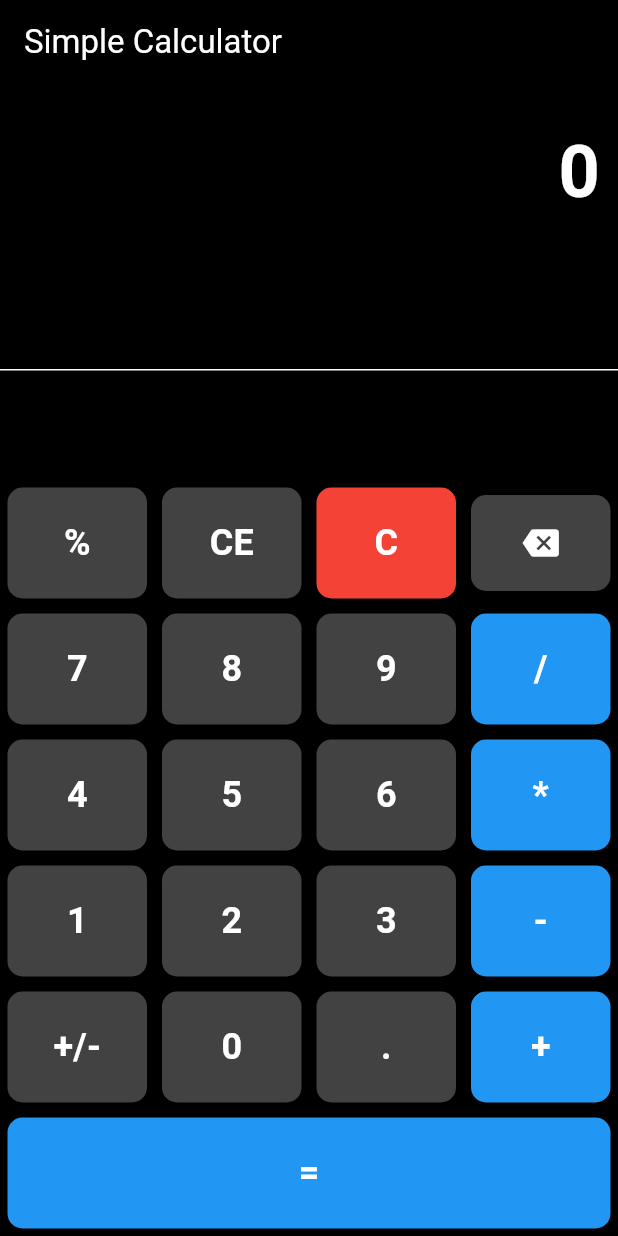
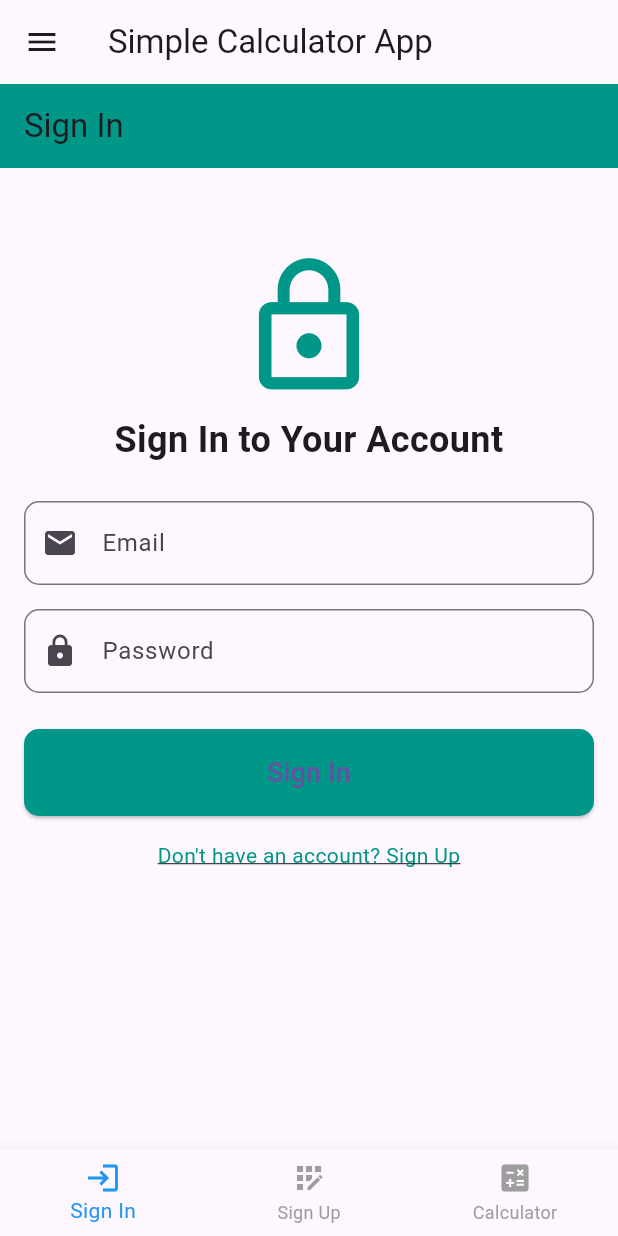
Before and after one commit to JoanNIRA/Hello-simplecalculator-Niragire-Joan-25010, a Flutter app: the screen it shows after launch, on a phone screen of 412 x 824 dp. Run offline on Flutter 3.47's test engine with Material 3 defaults, Android fonts, the phone set to English and light mode, and no system bars.

Commit message:
Add files via upload

```diff
--- a/lib/main.dart
+++ b/lib/main.dart
@@ -1,225 +1,147 @@
 import 'package:flutter/material.dart';
-import 'package:expressions/expressions.dart';
-import 'dart:async';
+import 'SignInScreen.dart';
+import 'SignUpScreen.dart';
+import 'CalculatorScreen.dart';
 
 void main() {
-  runApp(ModernCalculatorApp());
+  runApp(MyApp());
 }
 
-class ModernCalculatorApp extends StatelessWidget {
+class MyApp extends StatelessWidget {
   @override
   Widget build(BuildContext context) {
     return MaterialApp(
-      title: 'Calculator',
+      title: 'Simple Calculator App',
       theme: ThemeData(
-        brightness: Brightness.dark,
-        primaryColor: Colors.black,
-        scaffoldBackgroundColor: Colors.black,
-        appBarTheme: AppBarTheme(
-          backgroundColor: Colors.black,
-        ),
-        colorScheme: ColorScheme.dark(
-          primary: Colors.black,
-          secondary: Colors.blue,
-        ),
+        primarySwatch: Colors.teal,
       ),
-      home: SplashScreen(),
-      debugShowCheckedModeBanner: false,
+      home: MyHomePage(),
+      debugShowCheckedModeBanner: false, // Remove debug banner
     );
   }
 }
 
-class SplashScreen extends StatefulWidget {
+class MyHomePage extends StatefulWidget {
   @override
-  _SplashScreenState createState() => _SplashScreenState();
+  _MyHomePageState createState() => _MyHomePageState();
 }
 
-class _SplashScreenState extends State<SplashScreen> {
-  @override
-  void initState() {
-    super.initState();
-    Timer(Duration(seconds: 2), () {
-      Navigator.of(context).pushReplacement(
-        MaterialPageRoute(builder: (context) => CalculatorHomePage()),
-      );
+class _MyHomePageState extends State<MyHomePage> {
+  int _selectedIndex = 0;
+
+  static List<Widget> _widgetOptions = <Widget>[
+    SignInScreen(),
+    SignUpScreen(),
+    CalculatorScreen(),
+  ];
+
+  void _onItemTapped(int index) {
+    setState(() {
+      _selectedIndex = index;
     });
   }
 
   @override
   Widget build(BuildContext context) {
     return Scaffold(
-      backgroundColor: Colors.black,
-      body: Center(
-        child: Text(
-          'Hello',
-          style: TextStyle(fontSize: 48.0, fontWeight: FontWeight.bold, color: Colors.white),
+      appBar: AppBar(
+        title: Text('Simple Calculator App'),
+        leading: Builder(
+          builder: (BuildContext context) {
+            return IconButton(
+              icon: Icon(Icons.menu),
+              onPressed: () {
+                Scaffold.of(context).openDrawer();
+              },
+            );
+          },
         ),
+      ),
+      drawer: Drawer(
+        child: Column(
+          crossAxisAlignment: CrossAxisAlignment.stretch,
+          children: <Widget>[
+            DrawerHeader(
+              decoration: BoxDecoration(
+                color: Colors.teal,
+              ),
+              child: Padding(
+                padding: const EdgeInsets.symmetric(vertical: 20.0),
+                child: Text(
+                  'Menu',
+                  style: TextStyle(
+                    color: Colors.white,
+                    fontSize: 24,
+                  ),
+                  textAlign: TextAlign.center,
+                ),
+              ),
+            ),
+            ListTile(
+              leading: Icon(Icons.login),
+              title: Text('Sign In'),
+              onTap: () {
+                _onItemTapped(0);
+                Navigator.pop(context); // Close the drawer
+              },
+            ),
+            ListTile(
+              leading: Icon(Icons.app_registration),
+              title: Text('Sign Up'),
+              onTap: () {
+                _onItemTapped(1);
+                Navigator.pop(context); // Close the drawer
+              },
+            ),
+            ListTile(
+              leading: Icon(Icons.calculate),
+              title: Text('Calculator'),
+              onTap: () {
+                _onItemTapped(2);
+                Navigator.pop(context); // Close the drawer
+              },
+            ),
+            Divider(),
+            ListTile(
+              leading: Icon(Icons.settings),
+              title: Text('Settings'),
+              onTap: () {
+                // Navigate to settings or implement settings functionality
+                Navigator.pop(context); // Close the drawer
+              },
+            ),
+            ListTile(
+              leading: Icon(Icons.help),
+              title: Text('Help'),
+              onTap: () {
+                // Navigate to help or implement help functionality
+                Navigator.pop(context); // Close the drawer
+              },
+            ),
+          ],
+        ),
+      ),
+      body: _widgetOptions.elementAt(_selectedIndex),
+      bottomNavigationBar: BottomNavigationBar(
+        items: const <BottomNavigationBarItem>[
+          BottomNavigationBarItem(
+            icon: Icon(Icons.login),
+            label: 'Sign In',
+          ),
+          BottomNavigationBarItem(
+            icon: Icon(Icons.app_registration),
+            label: 'Sign Up',
+          ),
+          BottomNavigationBarItem(
+            icon: Icon(Icons.calculate),
+            label: 'Calculator',
+          ),
+        ],
+        currentIndex: _selectedIndex,
+        selectedItemColor: Colors.blue,
+        unselectedItemColor: Colors.grey,
+        onTap: _onItemTapped,
       ),
     );
   }
 }
-
-class CalculatorHomePage extends StatefulWidget {
-  @override
-  _CalculatorHomePageState createState() => _CalculatorHomePageState();
-}
-
-class _CalculatorHomePageState extends State<CalculatorHomePage> {
-  String _displayText = "0";
-  String _currentExpression = "";
-
-  void _onButtonPressed(String buttonText) {
-    setState(() {
-      if (buttonText == "C") {
-        _displayText = "0";
-        _currentExpression = "";
-      } else if (buttonText == "CE") {
-        if (_currentExpression.isNotEmpty) {
-          _currentExpression = "";
-          _displayText = "0";
-        }
-      } else if (buttonText == "=") {
-        try {
-          Expression expression = Expression.parse(_currentExpression);
-          final evaluator = const ExpressionEvaluator();
-          var result = evaluator.eval(expression, {});
-          _displayText = result.toString();
-          _currentExpression = _displayText;
-        } catch (e) {
-          _displayText = "Error";
-        }
-      } else if (buttonText == "<") {
-        if (_currentExpression.isNotEmpty) {
-          _currentExpression = _currentExpression.substring(0, _currentExpression.length - 1);
-          _displayText = _currentExpression.isEmpty ? "0" : _currentExpression;
-        }
-      } else if (buttonText == "+/-") {
-        if (_currentExpression.isNotEmpty && _currentExpression != "0") {
-          if (_currentExpression.startsWith('-')) {
-            _currentExpression = _currentExpression.substring(1);
-          } else {
-            _currentExpression = '-' + _currentExpression;
-          }
-          _displayText = _currentExpression;
-        }
-      } else if (buttonText == "%") {
-        if (_currentExpression.isNotEmpty) {
-          try {
-            Expression expression = Expression.parse(_currentExpression);
-            final evaluator = const ExpressionEvaluator();
-            var result = evaluator.eval(expression, {});
-            _currentExpression = (result / 100).toString();
-            _displayText = _currentExpression;
-          } catch (e) {
-            _displayText = "Error";
-          }
-        }
-      } else {
-        if (_displayText == "0" && buttonText != ".") {
-          _currentExpression = buttonText;
-        } else {
-          _currentExpression += buttonText;
-        }
-        _displayText = _currentExpression;
-      }
-    });
-  }
-
-  Widget _buildButton(String buttonText, {Color? color, IconData? icon}) {
-    return Expanded(
-      child: Container(
-        margin: EdgeInsets.all(5.0),
-        child: ElevatedButton(
-          style: ElevatedButton.styleFrom(
-            padding: EdgeInsets.all(20.0),
-            shape: RoundedRectangleBorder(
-              borderRadius: BorderRadius.circular(10.0),
-            ),
-            backgroundColor: color ?? Colors.grey[800],
-            foregroundColor: Colors.white,
-          ),
-          onPressed: () => _onButtonPressed(buttonText),
-          child: icon != null
-              ? Icon(icon, size: 24.0)
-              : Text(
-                  buttonText,
-                  style: TextStyle(fontSize: 24.0, fontWeight: FontWeight.bold),
-                ),
-        ),
-      ),
-    );
-  }
-
-  @override
-  Widget build(BuildContext context) {
-    return Scaffold(
-      appBar: AppBar(
-        title: Text('Simple Calculator', style: TextStyle(color: Colors.white)),
-      ),
-      body: Column(
-        children: <Widget>[
-          Container(
-            alignment: Alignment.centerRight,
-            padding: EdgeInsets.symmetric(vertical: 24.0, horizontal: 12.0),
-            child: Text(
-              _displayText,
-              style: TextStyle(fontSize: 48.0, fontWeight: FontWeight.bold, color: Colors.white),
-            ),
-          ),
-          Expanded(
-            child: Divider(),
-          ),
-          Column(
-            children: [
-              Row(
-                children: [
-                  _buildButton("%"),
-                  _buildButton("CE"),
-                  _buildButton("C", color: Colors.red),
-                  _buildButton("<", icon: Icons.backspace),
-                ],
-              ),
-              Row(
-                children: [
-                  _buildButton("7"),
-                  _buildButton("8"),
-                  _buildButton("9"),
-                  _buildButton("/", color: Colors.blue),
-                ],
-              ),
-              Row(
-                children: [
-                  _buildButton("4"),
-                  _buildButton("5"),
-                  _buildButton("6"),
-                  _buildButton("*", color: Colors.blue),
-                ],
-              ),
-              Row(
-                children: [
-                  _buildButton("1"),
-                  _buildButton("2"),
-                  _buildButton("3"),
-                  _buildButton("-", color: Colors.blue),
-                ],
-              ),
-              Row(
-                children: [
-                  _buildButton("+/-"),
-                  _buildButton("0"),
-                  _buildButton("."),
-                  _buildButton("+", color: Colors.blue),
-                ],
-              ),
-              Row(
-                children: [
-                  _buildButton("=", color: Colors.blue),
-                ],
-              ),
-            ],
-          ),
-        ],
-      ),
-    );
-  }
-}
--- /dev/null
+++ b/lib/signInscreen.dart
@@ -0,0 +1,102 @@
+import 'package:flutter/material.dart';
+import 'SignUpScreen.dart';
+
+class SignInScreen extends StatelessWidget {
+  @override
+  Widget build(BuildContext context) {
+    return Scaffold(
+      appBar: AppBar(
+        title: Text('Sign In'),
+        backgroundColor: Colors.teal, // Set app bar background color
+      ),
+      body: SingleChildScrollView(
+        padding: EdgeInsets.all(16.0),
+        child: Column(
+          crossAxisAlignment: CrossAxisAlignment.stretch,
+          children: <Widget>[
+            SizedBox(height: 40.0),
+            _buildHeader(), // Custom header widget
+            SizedBox(height: 24.0),
+            _buildTextField(label: 'Email', icon: Icons.email),
+            SizedBox(height: 16.0),
+            _buildTextField(label: 'Password', icon: Icons.lock, isPassword: true),
+            SizedBox(height: 24.0),
+            _buildSignInButton(), // Custom sign-in button widget
+            SizedBox(height: 16.0),
+            _buildSignUpLink(context), // Sign up link widget
+          ],
+        ),
+      ),
+    );
+  }
+
+  Widget _buildHeader() {
+    return Column(
+      children: <Widget>[
+        Icon(
+          Icons.lock_outline,
+          size: 100.0,
+          color: Colors.teal,
+        ),
+        SizedBox(height: 8.0),
+        Text(
+          'Sign In to Your Account',
+          style: TextStyle(fontSize: 24.0, fontWeight: FontWeight.bold),
+          textAlign: TextAlign.center,
+        ),
+      ],
+    );
+  }
+
+  Widget _buildTextField({required String label, required IconData icon, bool isPassword = false}) {
+    return TextField(
+      obscureText: isPassword,
+      decoration: InputDecoration(
+        labelText: label,
+        prefixIcon: Icon(icon),
+        border: OutlineInputBorder(
+          borderRadius: BorderRadius.circular(10.0),
+        ),
+      ),
+    );
+  }
+
+  Widget _buildSignInButton() {
+    return ElevatedButton(
+      onPressed: () {
+        // Implement sign-in logic here
+      },
+      style: ElevatedButton.styleFrom(
+        backgroundColor: Colors.teal, // Set button background color
+        padding: EdgeInsets.all(16.0),
+        shape: RoundedRectangleBorder(
+          borderRadius: BorderRadius.circular(10.0),
+        ),
+      ),
+      child: Text(
+        'Sign In',
+        style: TextStyle(fontSize: 18.0),
+      ),
+    );
+  }
+
+  Widget _buildSignUpLink(BuildContext context) {
+    return GestureDetector(
+      onTap: () {
+        // Navigate to sign up screen
+        Navigator.push(
+          context,
+          MaterialPageRoute(builder: (context) => SignUpScreen()),
+        );
+      },
+      child: Text(
+        'Don\'t have an account? Sign Up',
+        style: TextStyle(
+          color: Colors.teal,
+          decoration: TextDecoration.underline,
+        ),
+        textAlign: TextAlign.center,
+      ),
+    );
+  }
+}
```
Also changed, not shown: lib/CalculatorScreen.dart (added, +146 -0 lines), lib/SignUpScreen.dart (added, +88 -0 lines), 4 other files.
